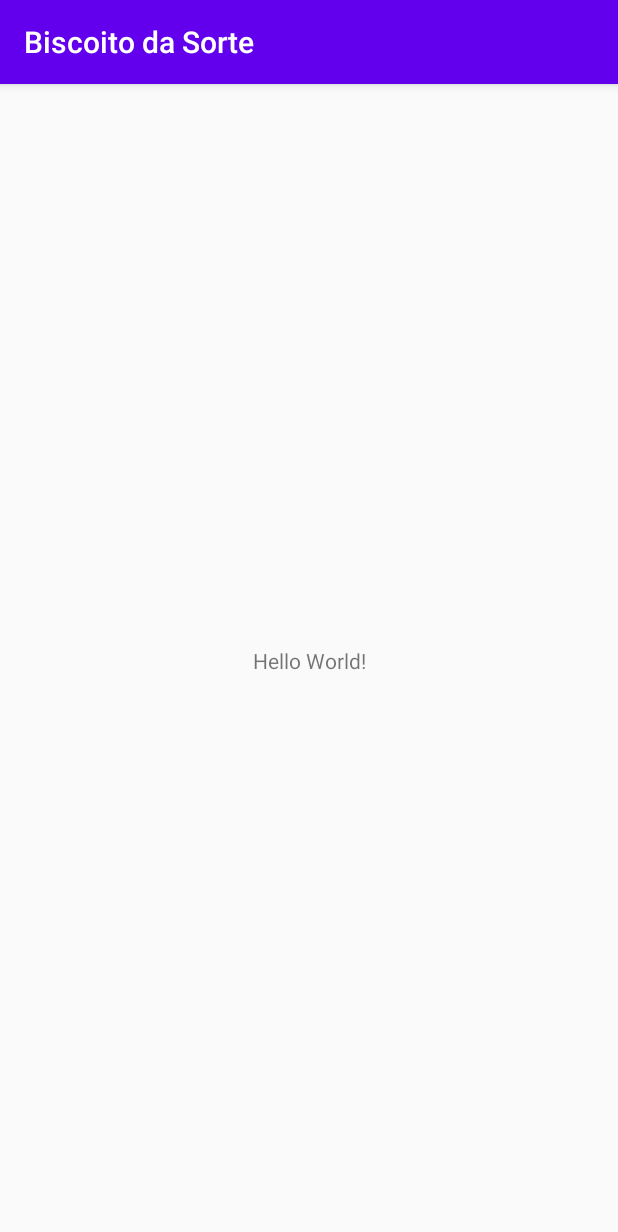
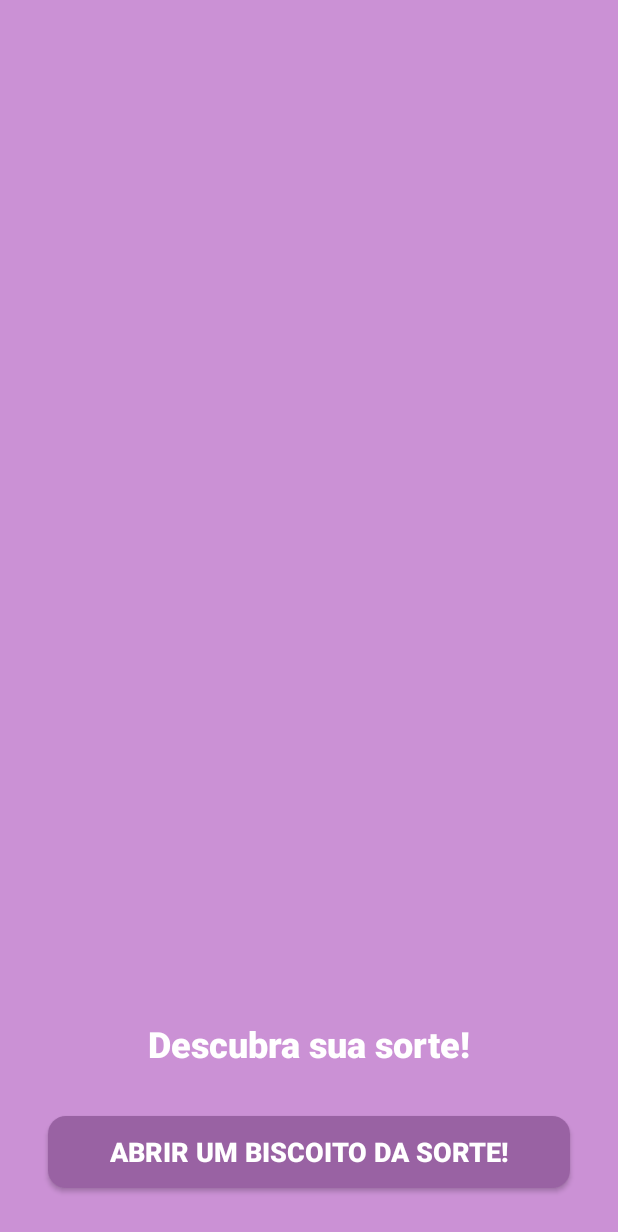
Before and after one commit to danilosataide/app1_biscoitodasorte, an Android app: the screen it shows after launch (MainActivity), on a phone screen of 412 x 824 dp. Shown: the top 1232 px of the screen. Run offline under Robolectric (Android 15) with nearby library versions, the phone set to English and light mode, and no system bars.

Commit message:
criação da SplashActivity

```diff
--- a/app/src/main/AndroidManifest.xml
+++ b/app/src/main/AndroidManifest.xml
@@ -9,13 +9,15 @@
         android:roundIcon="@mipmap/ic_launcher_round"
         android:supportsRtl="true"
         android:theme="@style/AppTheme">
-        <activity android:name=".MainActivity">
+        <activity android:name=".SplashActivity">
             <intent-filter>
                 <action android:name="android.intent.action.MAIN" />
 
                 <category android:name="android.intent.category.LAUNCHER" />
             </intent-filter>
         </activity>
+        <activity android:name=".MainActivity">
+        </activity>
     </application>
 
 </manifest>
--- /dev/null
+++ b/app/src/main/java/br/com/danilosataide/biscoitodasorte/SplashActivity.kt
@@ -0,0 +1,23 @@
+package br.com.danilosataide.biscoitodasorte
+
+import android.content.Intent
+import androidx.appcompat.app.AppCompatActivity
+import android.os.Bundle
+import android.os.Handler
+import android.os.Looper
+
+class SplashActivity : AppCompatActivity() {
+    // fun onCreate é um dos métodos presentes no ciclo de vida da Activity
+    override fun onCreate(savedInstanceState: Bundle?) {
+        super.onCreate(savedInstanceState)
+        setContentView(R.layout.activity_splash)
+
+        //Abrindo a MainActivity após 5 segundos
+        Handler(Looper.getMainLooper()).postDelayed({
+            //Iniciar a tela de Login
+            val mIntent = Intent(this, MainActivity::class.java)
+            startActivity(mIntent)
+            finish()
+        }, 5000)
+    }
+}
--- /dev/null
+++ b/app/src/main/res/drawable-v24/button_background.xml
@@ -0,0 +1,7 @@
+<?xml version="1.0" encoding="utf-8"?>
+<shape xmlns:android="http://schemas.android.com/apk/res/android"
+    android:shape="rectangle" android:padding="10dp">
+    <!-- you can use any color you want I used here gray color-->
+    <solid android:color="#9962a3"/>
+    <corners android:radius="12dp"/>
+</shape>
--- a/app/src/main/res/layout/activity_main.xml
+++ b/app/src/main/res/layout/activity_main.xml
@@ -4,15 +4,38 @@
     xmlns:tools="http://schemas.android.com/tools"
     android:layout_width="match_parent"
     android:layout_height="match_parent"
+    android:background="#CB91D5"
     tools:context=".MainActivity">
 
     <TextView
+        android:id="@+id/textView5"
         android:layout_width="wrap_content"
         android:layout_height="wrap_content"
-        android:text="Hello World!"
+        android:layout_marginBottom="32dp"
+        android:fontFamily="sans-serif-black"
+        android:text="Descubra sua sorte!"
+        android:textColor="@android:color/background_light"
+        android:textSize="24sp"
+        app:layout_constraintBottom_toTopOf="@+id/button"
+        app:layout_constraintHorizontal_bias="0.5"
+        app:layout_constraintLeft_toLeftOf="parent"
+        app:layout_constraintRight_toRightOf="parent" />
+
+    <Button
+        android:id="@+id/button"
+        android:layout_width="0dp"
+        android:layout_height="wrap_content"
+        android:layout_marginStart="32dp"
+        android:layout_marginEnd="32dp"
+        android:layout_marginBottom="32dp"
+        android:background="@drawable/button_background"
+        android:fontFamily="sans-serif-black"
+        android:text="Abrir um biscoito da sorte!"
+        android:textColor="@android:color/background_light"
+        android:textSize="18sp"
         app:layout_constraintBottom_toBottomOf="parent"
-        app:layout_constraintLeft_toLeftOf="parent"
-        app:layout_constraintRight_toRightOf="parent"
-        app:layout_constraintTop_toTopOf="parent" />
+        app:layout_constraintEnd_toEndOf="parent"
+        app:layout_constraintHorizontal_bias="0.5"
+        app:layout_constraintStart_toStartOf="parent" />
 
 </androidx.constraintlayout.widget.ConstraintLayout>
--- a/app/src/main/res/values/colors.xml
+++ b/app/src/main/res/values/colors.xml
@@ -1,6 +1,6 @@
 <?xml version="1.0" encoding="utf-8"?>
 <resources>
-    <color name="colorPrimary">#6200EE</color>
-    <color name="colorPrimaryDark">#3700B3</color>
-    <color name="colorAccent">#03DAC5</color>
+    <color name="colorPrimary">#CB91D5</color>
+    <color name="colorPrimaryDark">#CB91D5</color>
+    <color name="colorAccent">#CB91D5</color>
 </resources>
--- a/app/src/main/res/values/styles.xml
+++ b/app/src/main/res/values/styles.xml
@@ -1,6 +1,6 @@
 <resources>
     <!-- Base application theme. -->
-    <style name="AppTheme" parent="Theme.AppCompat.Light.DarkActionBar">
+    <style name="AppTheme" parent="Theme.AppCompat.Light.NoActionBar">
         <!-- Customize your theme here. -->
         <item name="colorPrimary">@color/colorPrimary</item>
         <item name="colorPrimaryDark">@color/colorPrimaryDark</item>
```
Also changed, not shown: app/src/main/res/layout/activity_splash.xml (added, +59 -0 lines), app/src/main/res/drawable-v24/biscoito.png (added).
